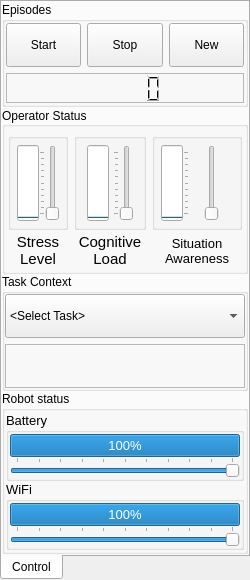
argenortega/AUI, file src/ui/Parameters.ui: the form before one commit.
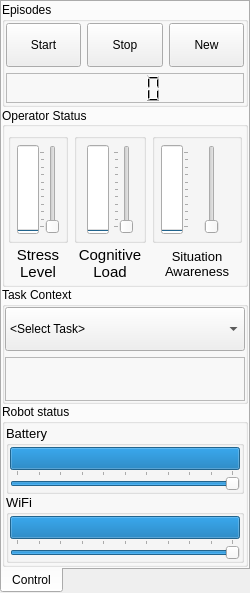
The form after the commit. Custom widgets are drawn as their Qt base class.

Patch:
```diff
--- a/src/ui/Parameters.ui
+++ b/src/ui/Parameters.ui
@@ -7,7 +7,7 @@
     <x>0</x>
     <y>0</y>
     <width>250</width>
-    <height>569</height>
+    <height>593</height>
    </rect>
   </property>
   <property name="sizePolicy">
@@ -19,7 +19,7 @@
   <property name="minimumSize">
    <size>
     <width>250</width>
-    <height>569</height>
+    <height>593</height>
    </size>
   </property>
   <property name="maximumSize">
@@ -641,6 +641,9 @@
                 <property name="value">
                  <number>100</number>
                 </property>
+                <property name="textVisible">
+                 <bool>false</bool>
+                </property>
                </widget>
               </item>
               <item>
@@ -703,7 +706,7 @@
                  <set>Qt::AlignCenter</set>
                 </property>
                 <property name="textVisible">
-                 <bool>true</bool>
+                 <bool>false</bool>
                 </property>
                 <property name="textDirection">
                  <enum>QProgressBar::TopToBottom</enum>
@@ -742,6 +745,13 @@
    </layout>
   </widget>
  </widget>
+ <customwidgets>
+  <customwidget>
+   <class>CProgressBar</class>
+   <extends>QProgressBar</extends>
+   <header>ColorProgressBar</header>
+  </customwidget>
+ </customwidgets>
  <resources/>
  <connections>
   <connection>
```
Left out of the diff: 4 changed lines with no effect on the pictures.
